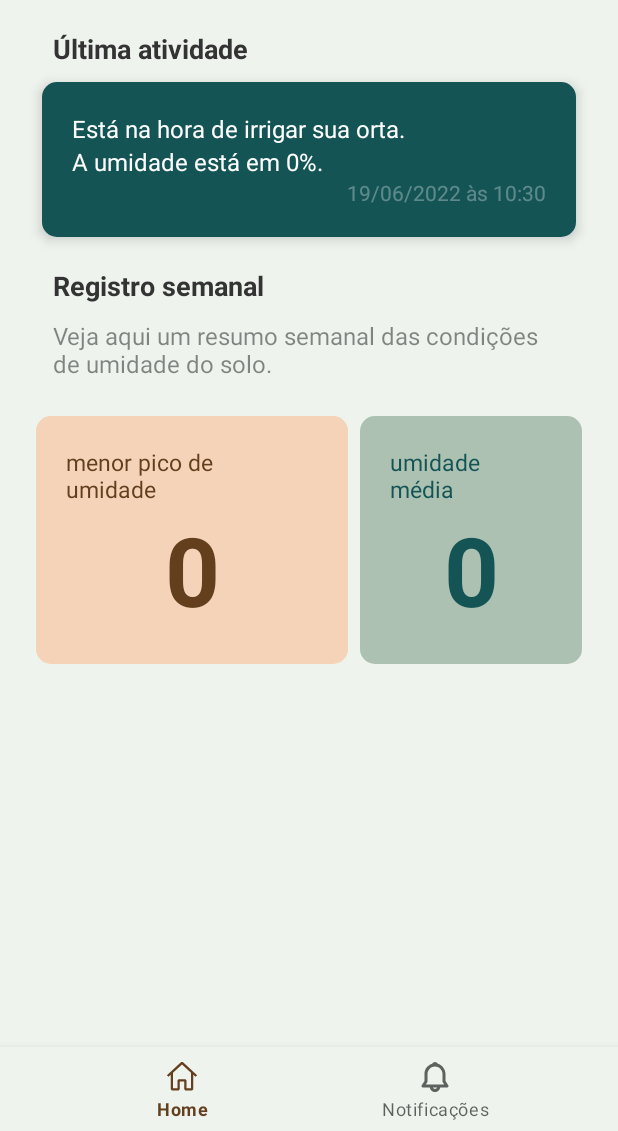
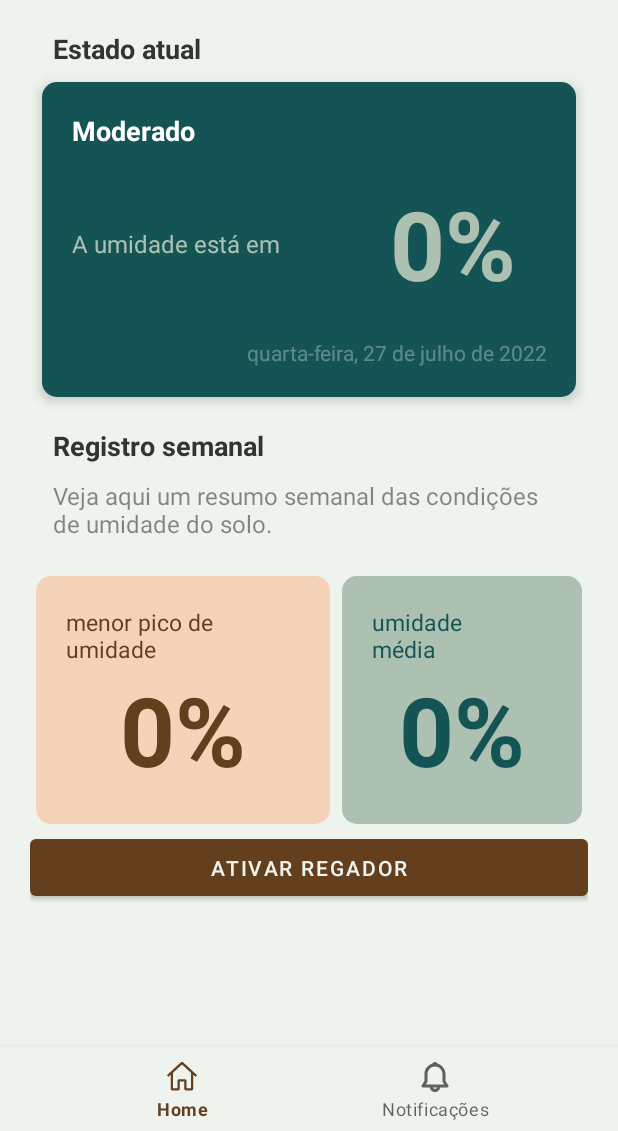
Before and after one commit to jeanferreira-es/auwaca, an Android app: the screen it shows after launch (MainActivity), on a phone screen of 412 x 824 dp, the part 105-1236 px from its top. Run offline under Robolectric (Android 15) with nearby library versions, the phone set to English and light mode, and no system bars; our stand-ins replace Firebase (no records; nobody signed in at launch, a user with empty details on screens opened directly), navigation-ui; 5 statements that could not run were skipped.

Commit message:
Lógica da Home Screen implementada

```diff
--- a/frontend/Auwaca/app/src/main/java/br/com/auwaca/ui/home/HomeFragment.java
+++ b/frontend/Auwaca/app/src/main/java/br/com/auwaca/ui/home/HomeFragment.java
@@ -1,9 +1,11 @@
 package br.com.auwaca.ui.home;
 
 import android.os.Bundle;
+import android.util.Log;
 import android.view.LayoutInflater;
 import android.view.View;
 import android.view.ViewGroup;
+import android.widget.Button;
 import android.widget.ImageView;
 import android.widget.LinearLayout;
 import android.widget.TextView;
@@ -19,6 +21,11 @@ import com.google.firebase.database.FirebaseDatabase;
 import com.google.firebase.database.ValueEventListener;
 
 import org.w3c.dom.Text;
+
+import java.text.DateFormat;
+import java.util.Calendar;
+import java.util.Date;
+import java.util.Locale;
 
 import br.com.auwaca.R;
 import br.com.auwaca.databinding.FragmentHomeBinding;
@@ -36,6 +43,11 @@ public class HomeFragment extends Fragment {
     TextView descCardHome;
     TextView percMenorPico;
     TextView percUmidadeMedia;
+    TextView cardDate;
+    TextView cardTitle;
+
+    Button wcButton;
+    int status = 0;
 
     private DatabaseReference mDatabase;
     private FirebaseDatabase database;
@@ -54,6 +66,17 @@ public class HomeFragment extends Fragment {
         descCardHome = (TextView) root.findViewById(R.id.descCardHomeId);
         percMenorPico = root.findViewById(R.id.percMenorPicoId);
         percUmidadeMedia = root.findViewById(R.id.percUmidadeMediaId);
+        cardDate = root.findViewById(R.id.cardDateId);
+        cardTitle = root.findViewById(R.id.cardTitleId);
+
+        wcButton = root.findViewById(R.id.wcButtonId);
+
+        wcButton.setOnClickListener(new View.OnClickListener() {
+            @Override
+            public void onClick(View view) {
+                handleClick(wcButton);
+            }
+        });
 
 //        final TextView textView = binding.textHome;
 //        homeViewModel.getText().observe(getViewLifecycleOwner(), textView::setText);
@@ -62,24 +85,33 @@ public class HomeFragment extends Fragment {
 
         database = FirebaseDatabase.getInstance();
 
-
         System.out.println("DADOS DO FIREBASE");
 //        mDatabase = FirebaseDatabase.getInstance().getReference();
         mDatabase = database.getReference().child("auwaca");
 
-        mDatabase.addListenerForSingleValueEvent(new ValueEventListener() {
+        mDatabase.addValueEventListener(new ValueEventListener() {
             @Override
             public void onDataChange(@NonNull DataSnapshot snapshot) {
-                Sensor sensor = new Sensor(snapshot.child("status").getValue(String.class), snapshot.child("statusMotor").getValue(Integer.class), snapshot.child("statusNivel").getValue(Integer.class));
-
+                Sensor sensor = new Sensor(snapshot.child("status").getValue(String.class), snapshot.child("statusMotor").getValue(Integer.class), Integer.parseInt(snapshot.child("statusNivel").getValue(String.class)));
                 Resumo resumo = new Resumo(0,0);
 
                 int res =  (1024-sensor.getStatusNivel())*100/1024;
-                String desc = descCardHome.getText()+" "+res+"%.";
+                String desc = res+"%";
                 descCardHome.setText(desc);
+                cardTitle.setText(sensor.getStatus());
+                wcButton.setText(sensor.getStatusMotor() == 1 ? "DESATIVAR REGADOR" : "ATIVAR REGADOR");
+                status = sensor.getStatusMotor();
 
-                percMenorPico.setText(resumo.getMenorPico().toString());
-                percUmidadeMedia.setText(resumo.getUmidadeMedia().toString());
+                Calendar c = Calendar.getInstance();
+                Date date = c.getTime();
+                Locale brasil = new Locale("pt","BR");
+                DateFormat brFormat = DateFormat.getDateInstance(DateFormat.FULL,brasil);
+
+                Date data = new Date();
+                cardDate.setText(String.valueOf(brFormat.format(date)));
+
+                percMenorPico.setText(resumo.getMenorPico().toString()+"%");
+                percUmidadeMedia.setText(resumo.getUmidadeMedia().toString()+"%");
             }
 
             @Override
@@ -91,6 +123,13 @@ public class HomeFragment extends Fragment {
         return root;
     }
 
+    public void handleClick(View view){
+//        mDatabase = database.getReference().child("auwaca");
+        mDatabase.child("statusMotor").setValue(status == 1 ? 0 : 1);
+        status = status == 1 ? 0 : 1;
+
+    }
+
     @Override
     public void onDestroyView() {
         super.onDestroyView();
--- a/frontend/Auwaca/app/src/main/res/layout/fragment_home.xml
+++ b/frontend/Auwaca/app/src/main/res/layout/fragment_home.xml
@@ -40,21 +40,41 @@
             android:orientation="vertical">
 
             <TextView
-                style="@style/text"
+                android:id="@+id/cardTitleId"
+                style="@style/title"
                 android:layout_width="match_parent"
                 android:layout_height="wrap_content"
-                android:text="@string/notification_title"
+                android:text="Moderado"
                 android:textColor="@color/white"/>
 
-            <TextView
-                android:id="@+id/descCardHomeId"
-                style="@style/text"
+            <RelativeLayout
                 android:layout_width="match_parent"
                 android:layout_height="wrap_content"
-                android:text="@string/notification_description"
-                android:textColor="@color/white"/>
+                android:layout_gravity="center_vertical">
+
+                <TextView
+                    style="@style/text"
+                    android:layout_centerInParent="true"
+                    android:layout_alignParentLeft="true"
+                    android:layout_width="wrap_content"
+                    android:layout_height="wrap_content"
+                    android:text="@string/notification_description"
+                    android:textColor="@color/oliva" />
+
+                <TextView
+                    android:id="@+id/descCardHomeId"
+                    android:layout_width="wrap_content"
+                    android:layout_height="wrap_content"
+                    android:layout_alignParentRight="true"
+                    android:padding="@dimen/margin"
+                    android:text="0%"
+                    android:textSize="@dimen/text_extra_large"
+                    android:textStyle="bold"
+                    android:textColor="@color/oliva"/>
+            </RelativeLayout>
 
             <TextView
+                android:id="@+id/cardDateId"
                 style="@style/text"
                 android:textSize="@dimen/text_small"
                 android:layout_width="match_parent"
@@ -157,5 +177,11 @@
                 </LinearLayout>
             </GridLayout>
         </LinearLayout>
+        <Button
+            android:id="@+id/wcButtonId"
+            android:layout_width="match_parent"
+            android:layout_height="50dp"
+            android:text="Ativar regador"
+            />
     </LinearLayout>
 </androidx.constraintlayout.widget.ConstraintLayout>
--- a/frontend/Auwaca/app/src/main/res/values/strings.xml
+++ b/frontend/Auwaca/app/src/main/res/values/strings.xml
@@ -3,10 +3,10 @@
     <string name="title_home">Home</string>
     <string name="title_dashboard">Dashboard</string>
     <string name="title_notifications">Notificações</string>
-    <string name="home_first_section">Última atividade</string>
+    <string name="home_first_section">Estado atual</string>
     <string name="home_second_section">Registro semanal</string>
     <string name="description_second_section">Veja aqui um resumo semanal das condições de umidade do solo.</string>
-    <string name="notification_description">A umidade está em</string>
+    <string name="notification_description">A umidade está em </string>
     <string name="notification_button_title">Ativar regador</string>
     <string name="notification_title">Está na hora de irrigar sua orta.</string>
     <string name="squad1_description">menor pico de umidade</string>
```
